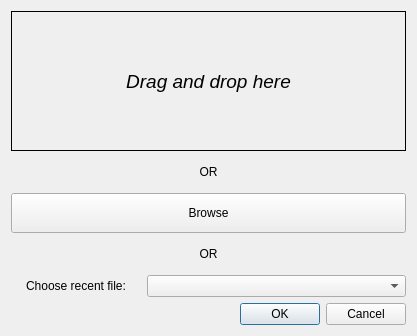
First picture: the form in res/layout/dialog_select_file.ui, repository luphysics/PyMODA, before the edit.
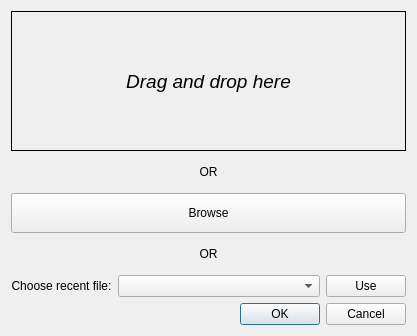
Second picture: the form after the edit. Custom widgets are drawn as their Qt base class.

Commit message: Add recent file/freq to dialogs, update to use asyncio

The edit to the form file:
```diff
--- a/res/layout/dialog_select_file.ui
+++ b/res/layout/dialog_select_file.ui
@@ -86,7 +86,7 @@
     </widget>
    </item>
    <item>
-    <layout class="QHBoxLayout" name="horizontalLayout" stretch="10,20">
+    <layout class="QHBoxLayout" name="horizontalLayout" stretch="10,20,0">
      <property name="sizeConstraint">
       <enum>QLayout::SetFixedSize</enum>
      </property>
@@ -101,7 +101,14 @@
       </widget>
      </item>
      <item>
-      <widget class="QComboBox" name="comboBox"/>
+      <widget class="QComboBox" name="combo_recent"/>
+     </item>
+     <item>
+      <widget class="QPushButton" name="btn_use_recent">
+       <property name="text">
+        <string>Use</string>
+       </property>
+      </widget>
      </item>
     </layout>
    </item>
```
The commit also changes 18 other files.
